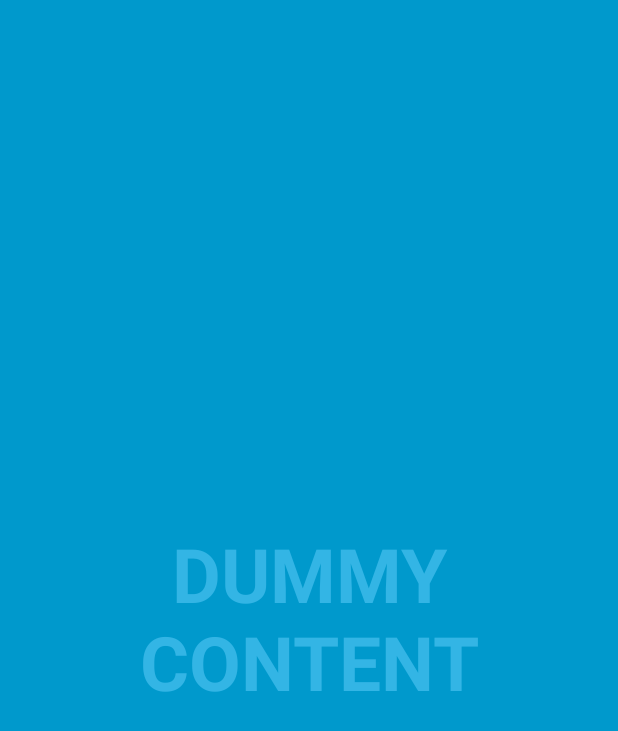
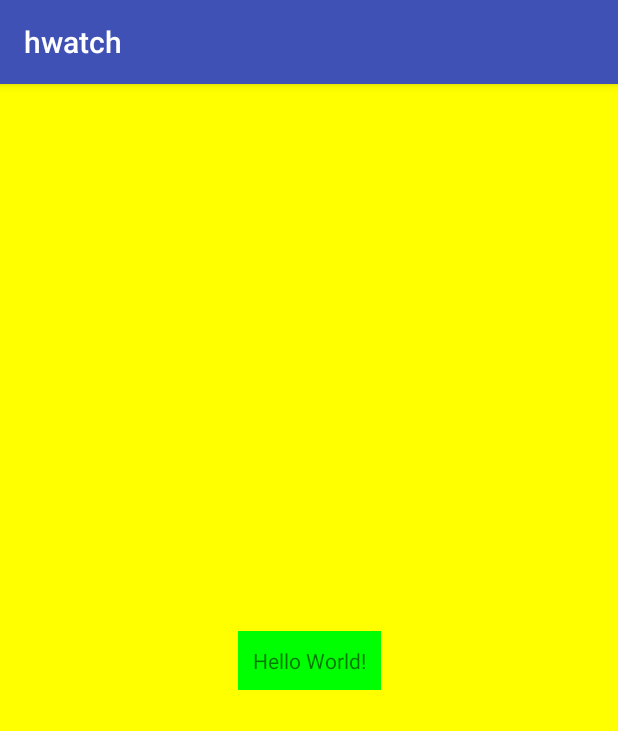
Before and after one commit to leesangbum/h-project, an Android app: the screen it shows after launch (FullscreenActivity before the commit, MainActivity after it), on a phone screen of 412 x 824 dp. Shown: the top 731 px of the screen. Run offline under Robolectric (Android 15) with nearby library versions, the phone set to English and light mode, and no system bars.

Commit message:
change default view

```diff
--- a/app/build.gradle
+++ b/app/build.gradle
@@ -25,6 +25,6 @@ dependencies {
 		exclude group: 'com.android.support', module: 'support-annotations'
 	})
 	compile 'com.android.support:appcompat-v7:25.3.1'
-    compile 'com.android.support:support-v4:25.3.1'
+	compile 'com.android.support.constraint:constraint-layout:1.0.2'
 	testCompile 'junit:junit:4.12'
 }
--- a/app/src/main/AndroidManifest.xml
+++ b/app/src/main/AndroidManifest.xml
@@ -9,11 +9,7 @@
 		android:roundIcon="@mipmap/ic_launcher_round"
 		android:supportsRtl="true"
 		android:theme="@style/AppTheme">
-        <activity
-            android:name=".FullscreenActivity"
-            android:configChanges="orientation|keyboardHidden|screenSize"
-            android:label="@string/app_name"
-            android:theme="@style/FullscreenTheme">
+		<activity android:name=".MainActivity">
 			<intent-filter>
 				<action android:name="android.intent.action.MAIN" />
 
--- a/app/src/main/java/com/hosoart/hwatch/FullscreenActivity.java
+++ /dev/null
@@ -1,163 +0,0 @@
-package com.hosoart.hwatch;
-
-import android.annotation.SuppressLint;
-import android.support.v7.app.ActionBar;
-import android.support.v7.app.AppCompatActivity;
-import android.os.Bundle;
-import android.os.Handler;
-import android.view.MotionEvent;
-import android.view.View;
-
-/**
- * An example full-screen activity that shows and hides the system UI (i.e.
- * status bar and navigation/system bar) with user interaction.
- */
-public class FullscreenActivity extends AppCompatActivity {
-    /**
-     * Whether or not the system UI should be auto-hidden after
-     * {@link #AUTO_HIDE_DELAY_MILLIS} milliseconds.
-     */
-    private static final boolean AUTO_HIDE = true;
-
-    /**
-     * If {@link #AUTO_HIDE} is set, the number of milliseconds to wait after
-     * user interaction before hiding the system UI.
-     */
-    private static final int AUTO_HIDE_DELAY_MILLIS = 3000;
-
-    /**
-     * Some older devices needs a small delay between UI widget updates
-     * and a change of the status and navigation bar.
-     */
-    private static final int UI_ANIMATION_DELAY = 300;
-    private final Handler mHideHandler = new Handler();
-    private View mContentView;
-    private final Runnable mHidePart2Runnable = new Runnable() {
-        @SuppressLint("InlinedApi")
-        @Override
-        public void run() {
-            // Delayed removal of status and navigation bar
-
-            // Note that some of these constants are new as of API 16 (Jelly Bean)
-            // and API 19 (KitKat). It is safe to use them, as they are inlined
-            // at compile-time and do nothing on earlier devices.
-            mContentView.setSystemUiVisibility(View.SYSTEM_UI_FLAG_LOW_PROFILE
-                    | View.SYSTEM_UI_FLAG_FULLSCREEN
-                    | View.SYSTEM_UI_FLAG_LAYOUT_STABLE
-                    | View.SYSTEM_UI_FLAG_IMMERSIVE_STICKY
-                    | View.SYSTEM_UI_FLAG_LAYOUT_HIDE_NAVIGATION
-                    | View.SYSTEM_UI_FLAG_HIDE_NAVIGATION);
-        }
-    };
-    private View mControlsView;
-    private final Runnable mShowPart2Runnable = new Runnable() {
-        @Override
-        public void run() {
-            // Delayed display of UI elements
-            ActionBar actionBar = getSupportActionBar();
-            if (actionBar != null) {
-                actionBar.show();
-            }
-            mControlsView.setVisibility(View.VISIBLE);
-        }
-    };
-    private boolean mVisible;
-    private final Runnable mHideRunnable = new Runnable() {
-        @Override
-        public void run() {
-            hide();
-        }
-    };
-    /**
-     * Touch listener to use for in-layout UI controls to delay hiding the
-     * system UI. This is to prevent the jarring behavior of controls going away
-     * while interacting with activity UI.
-     */
-    private final View.OnTouchListener mDelayHideTouchListener = new View.OnTouchListener() {
-        @Override
-        public boolean onTouch(View view, MotionEvent motionEvent) {
-            if (AUTO_HIDE) {
-                delayedHide(AUTO_HIDE_DELAY_MILLIS);
-            }
-            return false;
-        }
-    };
-
-    @Override
-    protected void onCreate(Bundle savedInstanceState) {
-        super.onCreate(savedInstanceState);
-
-        setContentView(R.layout.activity_fullscreen);
-
-        mVisible = true;
-        mControlsView = findViewById(R.id.fullscreen_content_controls);
-        mContentView = findViewById(R.id.fullscreen_content);
-
-
-        // Set up the user interaction to manually show or hide the system UI.
-        mContentView.setOnClickListener(new View.OnClickListener() {
-            @Override
-            public void onClick(View view) {
-                toggle();
-            }
-        });
-
-        // Upon interacting with UI controls, delay any scheduled hide()
-        // operations to prevent the jarring behavior of controls going away
-        // while interacting with the UI.
-        findViewById(R.id.dummy_button).setOnTouchListener(mDelayHideTouchListener);
-    }
-
-    @Override
-    protected void onPostCreate(Bundle savedInstanceState) {
-        super.onPostCreate(savedInstanceState);
-
-        // Trigger the initial hide() shortly after the activity has been
-        // created, to briefly hint to the user that UI controls
-        // are available.
-        delayedHide(100);
-    }
-
-    private void toggle() {
-        if (mVisible) {
-            hide();
-        } else {
-            show();
-        }
-    }
-
-    private void hide() {
-        // Hide UI first
-        ActionBar actionBar = getSupportActionBar();
-        if (actionBar != null) {
-            actionBar.hide();
-        }
-        mControlsView.setVisibility(View.GONE);
-        mVisible = false;
-
-        // Schedule a runnable to remove the status and navigation bar after a delay
-        mHideHandler.removeCallbacks(mShowPart2Runnable);
-        mHideHandler.postDelayed(mHidePart2Runnable, UI_ANIMATION_DELAY);
-    }
-
-    @SuppressLint("InlinedApi")
-    private void show() {
-        // Show the system bar
-        mContentView.setSystemUiVisibility(View.SYSTEM_UI_FLAG_LAYOUT_FULLSCREEN
-                | View.SYSTEM_UI_FLAG_LAYOUT_HIDE_NAVIGATION);
-        mVisible = true;
-
-        // Schedule a runnable to display UI elements after a delay
-        mHideHandler.removeCallbacks(mHidePart2Runnable);
-        mHideHandler.postDelayed(mShowPart2Runnable, UI_ANIMATION_DELAY);
-    }
-
-    /**
-     * Schedules a call to hide() in [delay] milliseconds, canceling any
-     * previously scheduled calls.
-     */
-    private void delayedHide(int delayMillis) {
-        mHideHandler.removeCallbacks(mHideRunnable);
-        mHideHandler.postDelayed(mHideRunnable, delayMillis);
-    }
-}
--- /dev/null
+++ b/app/src/main/java/com/hosoart/hwatch/MainActivity.java
@@ -0,0 +1,13 @@
+package com.hosoart.hwatch;
+
+import android.support.v7.app.AppCompatActivity;
+import android.os.Bundle;
+
+public class MainActivity extends AppCompatActivity {
+
+	@Override
+	protected void onCreate(Bundle savedInstanceState) {
+		super.onCreate(savedInstanceState);
+		setContentView(R.layout.activity_main);
+	}
+}
--- a/app/src/main/res/layout/activity_fullscreen.xml
+++ /dev/null
@@ -1,50 +0,0 @@
-<FrameLayout xmlns:android="http://schemas.android.com/apk/res/android"
-    xmlns:tools="http://schemas.android.com/tools"
-    android:layout_width="match_parent"
-    android:layout_height="match_parent"
-    android:background="#0099cc"
-    tools:context="com.hosoart.hwatch.FullscreenActivity">
-
-    <!-- The primary full-screen view. This can be replaced with whatever view
-         is needed to present your content, e.g. VideoView, SurfaceView,
-         TextureView, etc. -->
-    <TextView
-        android:id="@+id/fullscreen_content"
-        android:layout_width="match_parent"
-        android:layout_height="match_parent"
-        android:gravity="center"
-        android:keepScreenOn="true"
-        android:text="@string/dummy_content"
-        android:textColor="#33b5e5"
-        android:textSize="50sp"
-        android:textStyle="bold" />
-
-    <!-- This FrameLayout insets its children based on system windows using
-         android:fitsSystemWindows. -->
-    <FrameLayout
-        android:layout_width="match_parent"
-        android:layout_height="match_parent"
-        android:fitsSystemWindows="true">
-
-        <LinearLayout
-            android:id="@+id/fullscreen_content_controls"
-            style="?metaButtonBarStyle"
-            android:layout_width="match_parent"
-            android:layout_height="wrap_content"
-            android:layout_gravity="bottom|center_horizontal"
-            android:background="@color/black_overlay"
-            android:orientation="horizontal"
-            tools:ignore="UselessParent">
-
-            <Button
-                android:id="@+id/dummy_button"
-                style="?metaButtonBarButtonStyle"
-                android:layout_width="0dp"
-                android:layout_height="wrap_content"
-                android:layout_weight="1"
-                android:text="@string/dummy_button" />
-
-        </LinearLayout>
-    </FrameLayout>
-
-</FrameLayout>
--- /dev/null
+++ b/app/src/main/res/layout/activity_main.xml
@@ -0,0 +1,21 @@
+<?xml version="1.0" encoding="utf-8"?>
+<android.support.constraint.ConstraintLayout xmlns:android="http://schemas.android.com/apk/res/android"
+	xmlns:app="http://schemas.android.com/apk/res-auto"
+	xmlns:tools="http://schemas.android.com/tools"
+	android:layout_width="match_parent"
+	android:layout_height="match_parent"
+	android:background="#FFFF00"
+	tools:context="com.hosoart.hwatch.MainActivity">
+
+	<TextView
+		android:layout_width="wrap_content"
+		android:layout_height="wrap_content"
+		android:text="Hello World!"
+		android:background="#00FF00"
+		android:padding="10dp"
+		app:layout_constraintBottom_toBottomOf="parent"
+		app:layout_constraintLeft_toLeftOf="parent"
+		app:layout_constraintRight_toRightOf="parent"
+		app:layout_constraintTop_toTopOf="parent" />
+
+</android.support.constraint.ConstraintLayout>
--- a/app/src/main/res/values/attrs.xml
+++ /dev/null
@@ -1,12 +0,0 @@
-<resources>
-
-    <!-- Declare custom theme attributes that allow changing which styles are
-         used for button bars depending on the API level.
-         ?android:attr/buttonBarStyle is new as of API 11 so this is
-         necessary to support previous API levels. -->
-    <declare-styleable name="ButtonBarContainerTheme">
-        <attr name="metaButtonBarStyle" format="reference" />
-        <attr name="metaButtonBarButtonStyle" format="reference" />
-    </declare-styleable>
-
-</resources>
--- a/app/src/main/res/values/colors.xml
+++ b/app/src/main/res/values/colors.xml
@@ -1,8 +1,6 @@
 <?xml version="1.0" encoding="utf-8"?>
 <resources>
-    <color name="colorPrimary">#3F51B5</color>
-    <color name="colorPrimaryDark">#303F9F</color>
-    <color name="colorAccent">#FF4081</color>
-
-    <color name="black_overlay">#66000000</color>
+	<color name="colorPrimary">#3F51B5</color>
+	<color name="colorPrimaryDark">#303F9F</color>
+	<color name="colorAccent">#FF4081</color>
 </resources>
--- a/app/src/main/res/values/strings.xml
+++ b/app/src/main/res/values/strings.xml
@@ -1,6 +1,3 @@
 <resources>
-    <string name="app_name">Hwatch</string>
-
-    <string name="dummy_button">Dummy Button</string>
-    <string name="dummy_content">DUMMY\nCONTENT</string>
+	<string name="app_name">hwatch</string>
 </resources>
--- a/app/src/main/res/values/styles.xml
+++ b/app/src/main/res/values/styles.xml
@@ -8,16 +8,4 @@
 		<item name="colorAccent">@color/colorAccent</item>
 	</style>
 
-    <style name="FullscreenTheme" parent="AppTheme">
-        <item name="android:actionBarStyle">@style/FullscreenActionBarStyle</item>
-        <item name="android:windowActionBarOverlay">true</item>
-        <item name="android:windowBackground">@null</item>
-        <item name="metaButtonBarStyle">?android:attr/buttonBarStyle</item>
-        <item name="metaButtonBarButtonStyle">?android:attr/buttonBarButtonStyle</item>
-    </style>
-
-    <style name="FullscreenActionBarStyle" parent="Widget.AppCompat.ActionBar">
-        <item name="android:background">@color/black_overlay</item>
-    </style>
-
 </resources>
```
Also changed, not shown: build.gradle (indentation only), gradle/wrapper/gradle-wrapper.properties, 23 other files. Lines whose indentation alone changed are shown as unchanged.
